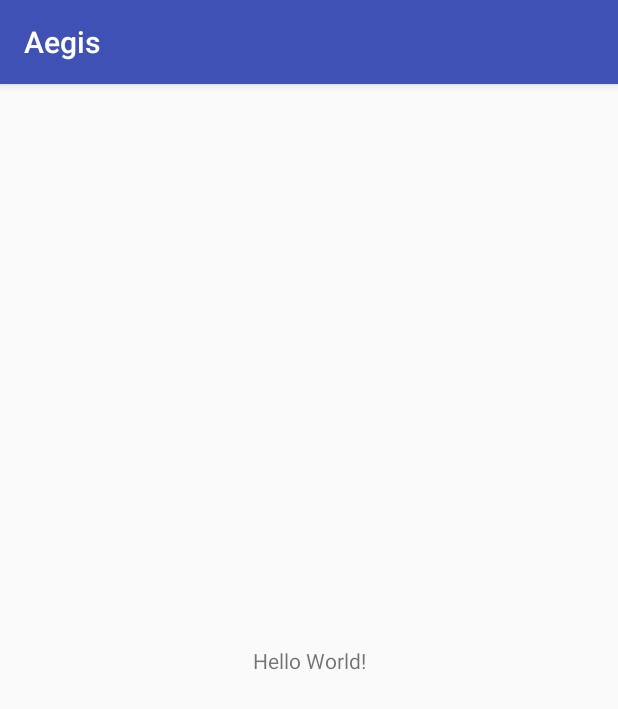
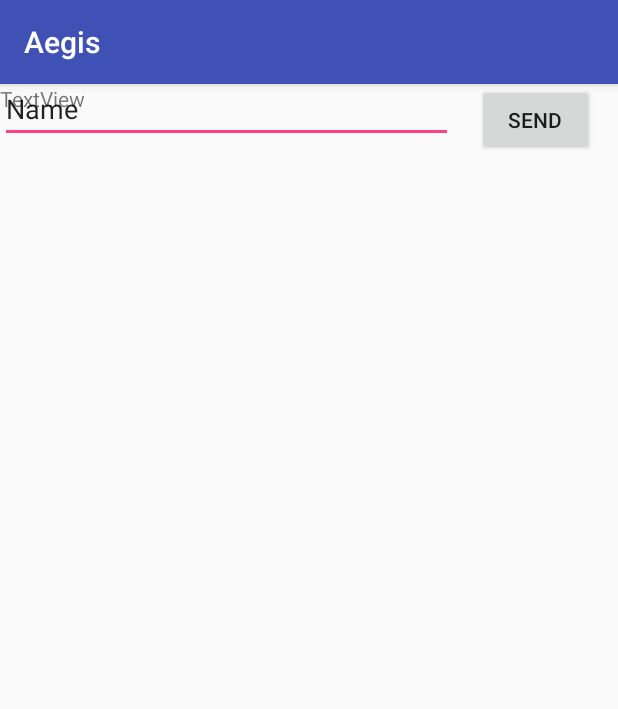
Before and after one commit to JoSuzuki/aegis, an Android app: the screen it shows after launch (MainActivity), on a phone screen of 412 x 824 dp. Shown: the top 709 px of the screen. Run offline under Robolectric (Android 15) with nearby library versions, the light colour scheme and no system bars.

Commit message:
Add logic to write on files when a event happens

```diff
--- a/android/Aegis/app/src/main/AndroidManifest.xml
+++ b/android/Aegis/app/src/main/AndroidManifest.xml
@@ -1,7 +1,8 @@
 <?xml version="1.0" encoding="utf-8"?>
 <manifest xmlns:android="http://schemas.android.com/apk/res/android"
     package="pignus.aegis">
-
+    <uses-permission android:name="android.permission.WRITE_EXTERNAL_STORAGE" />
+    <uses-permission android:name="android.permission.READ_EXTERNAL_STORAGE" />
     <application
         android:allowBackup="true"
         android:icon="@mipmap/ic_launcher"
@@ -16,6 +17,7 @@
                 <category android:name="android.intent.category.LAUNCHER" />
             </intent-filter>
         </activity>
+        <activity android:name=".DisplayMessageActivity"></activity>
     </application>
 
 </manifest>
--- a/android/Aegis/app/src/main/res/layout/activity_main.xml
+++ b/android/Aegis/app/src/main/res/layout/activity_main.xml
@@ -4,15 +4,66 @@
     xmlns:tools="http://schemas.android.com/tools"
     android:layout_width="match_parent"
     android:layout_height="match_parent"
-    tools:context="pignus.aegis.MainActivity">
+    tools:context="pignus.aegis.MainActivity"
+    tools:layout_editor_absoluteY="81dp">
+
+    <EditText
+        android:id="@+id/editText2"
+        android:layout_width="302dp"
+        android:layout_height="39dp"
+        android:ems="10"
+        android:hint="@string/edit_message"
+        android:inputType="textPersonName"
+        android:text="Name"
+        app:layout_constraintStart_toStartOf="parent"
+        tools:layout_editor_absoluteY="39dp" />
+
+    <android.support.constraint.Guideline
+        android:id="@+id/guideline"
+        android:layout_width="wrap_content"
+        android:layout_height="wrap_content"
+        android:orientation="vertical"
+        app:layout_constraintGuide_begin="20dp" />
+
+    <android.support.constraint.Guideline
+        android:id="@+id/guideline2"
+        android:layout_width="wrap_content"
+        android:layout_height="wrap_content"
+        android:orientation="horizontal"
+        app:layout_constraintGuide_begin="20dp" />
+
+    <android.support.constraint.Barrier
+        android:id="@+id/barrier2"
+        android:layout_width="wrap_content"
+        android:layout_height="wrap_content"
+        app:barrierDirection="left" />
+
+    <android.support.constraint.Barrier
+        android:id="@+id/barrier3"
+        android:layout_width="wrap_content"
+        android:layout_height="wrap_content"
+        app:barrierDirection="top" />
+
+    <Button
+        android:id="@+id/button"
+        android:layout_width="0dp"
+        android:layout_height="wrap_content"
+        android:layout_marginEnd="16dp"
+        android:layout_marginLeft="16dp"
+        android:layout_marginRight="16dp"
+        android:layout_marginStart="16dp"
+        android:onClick="sendMessage"
+        android:text="@string/button_send"
+        app:layout_constraintBaseline_toBaselineOf="@+id/editText2"
+        app:layout_constraintEnd_toEndOf="parent"
+        app:layout_constraintHorizontal_bias="0.5"
+        app:layout_constraintStart_toEndOf="@+id/editText2" />
 
     <TextView
-        android:layout_width="wrap_content"
-        android:layout_height="wrap_content"
-        android:text="Hello World!"
-        app:layout_constraintBottom_toBottomOf="parent"
-        app:layout_constraintLeft_toLeftOf="parent"
-        app:layout_constraintRight_toRightOf="parent"
-        app:layout_constraintTop_toTopOf="parent" />
-
+        android:id="@+id/textView"
+        android:layout_width="232dp"
+        android:layout_height="25dp"
+        android:text="TextView"
+        tools:layout_editor_absoluteX="89dp"
+        tools:layout_editor_absoluteY="199dp" />
 </android.support.constraint.ConstraintLayout>
--- a/android/Aegis/app/src/main/res/values/strings.xml
+++ b/android/Aegis/app/src/main/res/values/strings.xml
@@ -1,3 +1,5 @@
 <resources>
     <string name="app_name">Aegis</string>
+    <string name="edit_message">Enter a message</string>
+    <string name="button_send">Send</string>
 </resources>
--- a/android/Aegis/build.gradle
+++ b/android/Aegis/build.gradle
@@ -7,7 +7,7 @@ buildscript {
         jcenter()
     }
     dependencies {
-        classpath 'com.android.tools.build:gradle:3.0.1'
+        classpath 'com.android.tools.build:gradle:3.1.2'
 
 
         // NOTE: Do not place your application dependencies here; they belong
```
Also changed, not shown: android/Aegis/app/src/main/java/pignus/aegis/DisplayMessageActivity.java (added, +13 -0 lines), android/Aegis/app/src/main/java/pignus/aegis/MainActivity.java (+35 -0 lines), android/Aegis/app/src/main/res/layout/activity_display_message.xml (added, +9 -0 lines), android/Aegis/gradle/wrapper/gradle-wrapper.properties.
